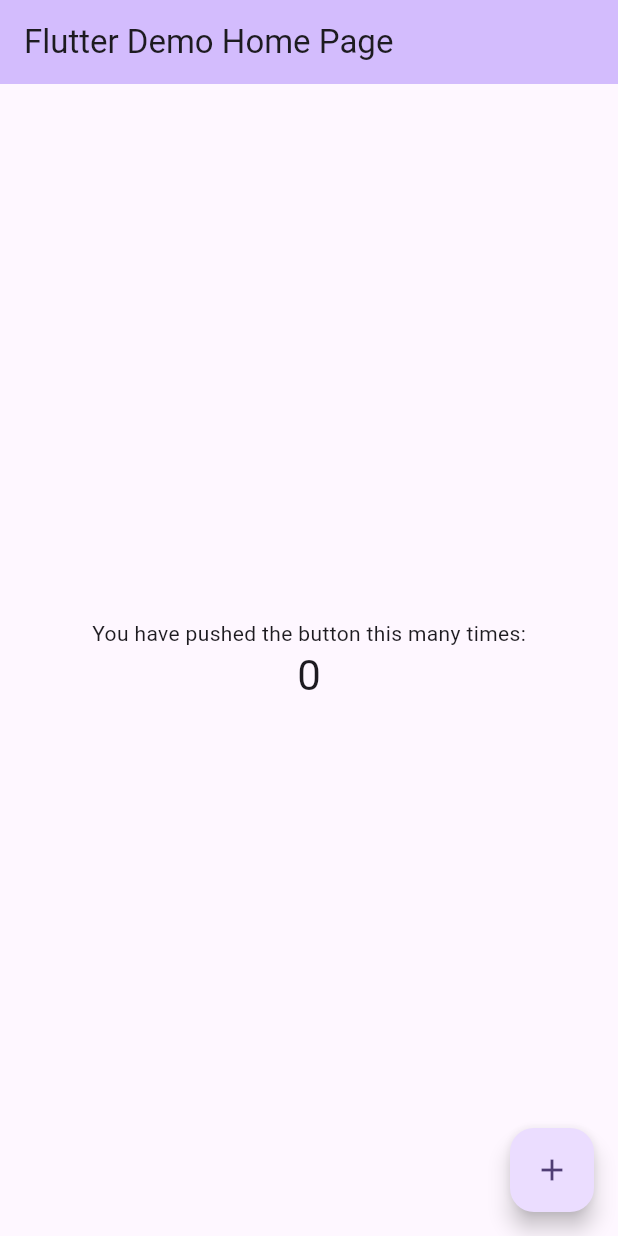
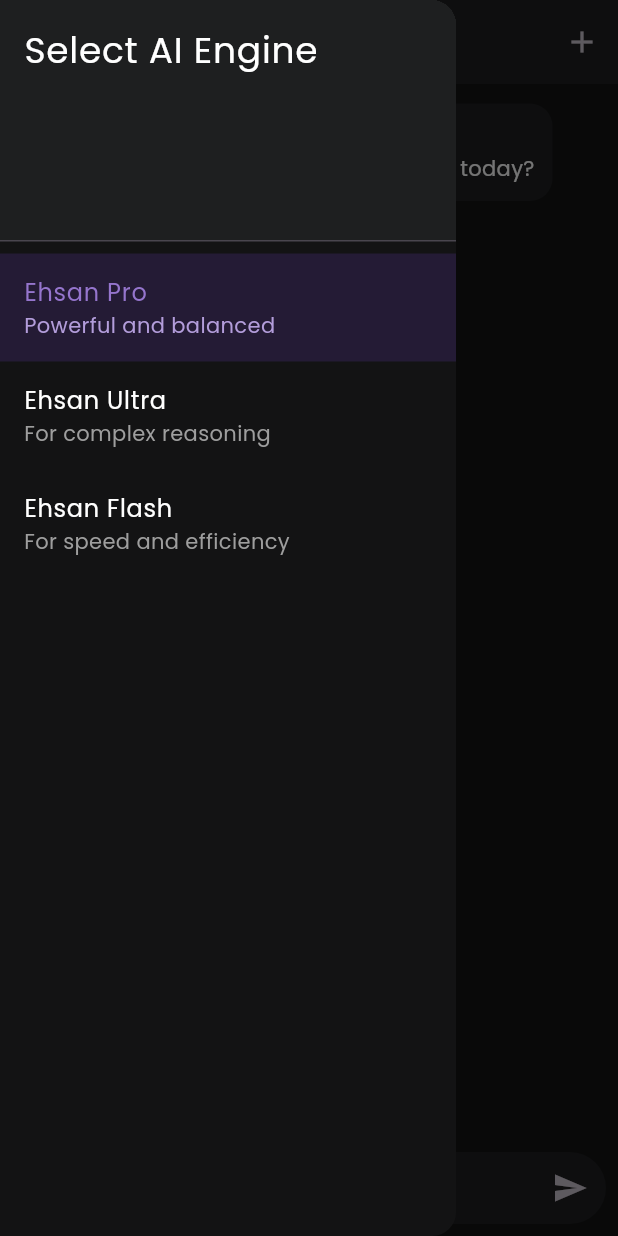
Before and after one commit to could-ai/019a4e48-b7b5-7029-8b6f-41b1ca46926a, a Flutter app: the screen it shows after launch, with the side drawer open (before the commit the screen has no drawer), on a phone screen of 412 x 824 dp. Run offline on Flutter 3.47's test engine with Material 3 defaults, Android fonts, the phone set to English and light mode, and no system bars; our stand-ins replace google_fonts.

Commit message:
I have updated the project name to "ehsan_ai" and added the "google_fonts" dependency to provide a modern and visually appealing text style, which is essential for creating a contemporary user interface.; I have created a comprehensive, modern chat interface for "Ehsan AI" that serves as the foundation of the application. This includes a dark theme, a responsive chat view, and an intuitive input area. I've also implemented a drawer for selecting different AI engines and ensured that all buttons provide user feedback, making the UI interactive and ready for future feature integration. This initial version replaces the default template with a user-centric design that aligns with the project's goals.; To ensure brand consistency across platforms, I have updated the web application's title and metadata to "Ehsan AI". This change aligns the web version with the overall project identity.; The project's README file has been updated to reflect the new application name, "Ehsan AI". This ensures that the project documentation is accurate and consistent with the application's identity.

```diff
--- a/usr/lib/main.dart
+++ b/usr/lib/main.dart
@@ -1,120 +1,264 @@
 import 'package:flutter/material.dart';
+import 'package:google_fonts/google_fonts.dart';
 
 void main() {
-  runApp(const MyApp());
+  runApp(const EhsanAiApp());
 }
 
-class MyApp extends StatelessWidget {
-  const MyApp({super.key});
+class EhsanAiApp extends StatelessWidget {
+  const EhsanAiApp({super.key});
 
-  // This widget is the root of your application.
   @override
   Widget build(BuildContext context) {
     return MaterialApp(
-      title: 'Flutter Demo',
+      title: 'Ehsan AI',
       debugShowCheckedModeBanner: false,
-      theme: ThemeData(
-        // This is the theme of your application.
-        //
-        // TRY THIS: Try running your application with "flutter run". You'll see
-        // the application has a purple toolbar. Then, without quitting the app,
-        // try changing the seedColor in the colorScheme below to Colors.green
-        // and then invoke "hot reload" (save your changes or press the "hot
-        // reload" button in a Flutter-supported IDE, or press "r" if you used
-        // the command line to start the app).
-        //
-        // Notice that the counter didn't reset back to zero; the application
-        // state is not lost during the reload. To reset the state, use hot
-        // restart instead.
-        //
-        // This works for code too, not just values: Most code changes can be
-        // tested with just a hot reload.
-        colorScheme: ColorScheme.fromSeed(seedColor: Colors.deepPurple),
+      theme: ThemeData.dark().copyWith(
+        scaffoldBackgroundColor: const Color(0xFF131314),
+        textTheme: GoogleFonts.poppinsTextTheme(ThemeData.dark().textTheme),
+        colorScheme: ColorScheme.fromSeed(
+          seedColor: Colors.deepPurple,
+          brightness: Brightness.dark,
+        ),
       ),
-      home: const MyHomePage(title: 'Flutter Demo Home Page'),
+      home: const ChatScreen(),
     );
   }
 }
 
-class MyHomePage extends StatefulWidget {
-  const MyHomePage({super.key, required this.title});
+class ChatMessage {
+  final String text;
+  final bool isUser;
+  final String engine;
 
-  // This widget is the home page of your application. It is stateful, meaning
-  // that it has a State object (defined below) that contains fields that affect
-  // how it looks.
+  ChatMessage({required this.text, required this.isUser, required this.engine});
+}
 
-  // This class is the configuration for the state. It holds the values (in this
-  // case the title) provided by the parent (in this case the App widget) and
-  // used by the build method of the State. Fields in a Widget subclass are
-  // always marked "final".
-
-  final String title;
+class ChatScreen extends StatefulWidget {
+  const ChatScreen({super.key});
 
   @override
-  State<MyHomePage> createState() => _MyHomePageState();
+  State<ChatScreen> createState() => _ChatScreenState();
 }
 
-class _MyHomePageState extends State<MyHomePage> {
-  int _counter = 0;
+class _ChatScreenState extends State<ChatScreen> {
+  final TextEditingController _controller = TextEditingController();
+  final List<ChatMessage> _messages = [
+    ChatMessage(
+        text: "Hello! I'm Ehsan AI. How can I help you today?",
+        isUser: false,
+        engine: 'Ehsan Pro'),
+  ];
+  String _selectedEngine = 'Ehsan Pro';
+  final ScrollController _scrollController = ScrollController();
 
-  void _incrementCounter() {
+  void _sendMessage() {
+    if (_controller.text.isEmpty) return;
+
     setState(() {
-      // This call to setState tells the Flutter framework that something has
-      // changed in this State, which causes it to rerun the build method below
-      // so that the display can reflect the updated values. If we changed
-      // _counter without calling setState(), then the build method would not be
-      // called again, and so nothing would appear to happen.
-      _counter++;
+      _messages.add(
+          ChatMessage(text: _controller.text, isUser: true, engine: _selectedEngine));
+      _messages.add(ChatMessage(
+          text: "This is a simulated response from $_selectedEngine.",
+          isUser: false,
+          engine: _selectedEngine));
     });
+
+    _controller.clear();
+    _scrollToBottom();
+  }
+
+  void _scrollToBottom() {
+    WidgetsBinding.instance.addPostFrameCallback((_) {
+      if (_scrollController.hasClients) {
+        _scrollController.animateTo(
+          _scrollController.position.maxScrollExtent,
+          duration: const Duration(milliseconds: 300),
+          curve: Curves.easeOut,
+        );
+      }
+    });
+  }
+
+  void _showFeatureNotImplemented() {
+    ScaffoldMessenger.of(context).showSnackBar(
+      const SnackBar(
+        content: Text("This feature is not yet implemented."),
+        duration: Duration(seconds: 2),
+      ),
+    );
   }
 
   @override
   Widget build(BuildContext context) {
-    // This method is rerun every time setState is called, for instance as done
-    // by the _incrementCounter method above.
-    //
-    // The Flutter framework has been optimized to make rerunning build methods
-    // fast, so that you can just rebuild anything that needs updating rather
-    // than having to individually change instances of widgets.
     return Scaffold(
       appBar: AppBar(
-        // TRY THIS: Try changing the color here to a specific color (to
-        // Colors.amber, perhaps?) and trigger a hot reload to see the AppBar
-        // change color while the other colors stay the same.
-        backgroundColor: Theme.of(context).colorScheme.inversePrimary,
-        // Here we take the value from the MyHomePage object that was created by
-        // the App.build method, and use it to set our appbar title.
-        title: Text(widget.title),
+        title: const Text('Ehsan AI'),
+        centerTitle: true,
+        backgroundColor: const Color(0xFF1e1f20),
+        actions: [
+          IconButton(
+            icon: const Icon(Icons.add),
+            onPressed: () {
+              setState(() {
+                _messages.clear();
+                _messages.add(
+                  ChatMessage(
+                    text: "Hello! I'm Ehsan AI. How can I help you today?",
+                    isUser: false,
+                    engine: _selectedEngine,
+                  ),
+                );
+              });
+            },
+            tooltip: 'New Chat',
+          ),
+        ],
       ),
-      body: Center(
-        // Center is a layout widget. It takes a single child and positions it
-        // in the middle of the parent.
-        child: Column(
-          // Column is also a layout widget. It takes a list of children and
-          // arranges them vertically. By default, it sizes itself to fit its
-          // children horizontally, and tries to be as tall as its parent.
-          //
-          // Column has various properties to control how it sizes itself and
-          // how it positions its children. Here we use mainAxisAlignment to
-          // center the children vertically; the main axis here is the vertical
-          // axis because Columns are vertical (the cross axis would be
-          // horizontal).
-          //
-          // TRY THIS: Invoke "debug painting" (choose the "Toggle Debug Paint"
-          // action in the IDE, or press "p" in the console), to see the
-          // wireframe for each widget.
-          mainAxisAlignment: MainAxisAlignment.center,
-          children: <Widget>[
-            const Text('You have pushed the button this many times:'),
-            Text('$_counter', style: Theme.of(context).textTheme.headlineMedium),
+      drawer: Drawer(
+        backgroundColor: const Color(0xFF131314),
+        child: ListView(
+          padding: EdgeInsets.zero,
+          children: [
+            const DrawerHeader(
+              decoration: BoxDecoration(
+                color: Color(0xFF1e1f20),
+              ),
+              child: Text(
+                'Select AI Engine',
+                style: TextStyle(
+                  color: Colors.white,
+                  fontSize: 24,
+                ),
+              ),
+            ),
+            _buildEngineTile('Ehsan Pro', 'Powerful and balanced'),
+            _buildEngineTile('Ehsan Ultra', 'For complex reasoning'),
+            _buildEngineTile('Ehsan Flash', 'For speed and efficiency'),
           ],
         ),
       ),
-      floatingActionButton: FloatingActionButton(
-        onPressed: _incrementCounter,
-        tooltip: 'Increment',
-        child: const Icon(Icons.add),
-      ), // This trailing comma makes auto-formatting nicer for build methods.
+      body: Column(
+        children: [
+          Expanded(
+            child: ListView.builder(
+              controller: _scrollController,
+              padding: const EdgeInsets.all(8.0),
+              itemCount: _messages.length,
+              itemBuilder: (context, index) {
+                final message = _messages[index];
+                return ChatMessageWidget(message: message);
+              },
+            ),
+          ),
+          _buildInputArea(),
+        ],
+      ),
+    );
+  }
+
+  Widget _buildEngineTile(String name, String description) {
+    bool isSelected = _selectedEngine == name;
+    return ListTile(
+      title: Text(name, style: TextStyle(color: isSelected ? Colors.deepPurple.shade300 : Colors.white)),
+      subtitle: Text(description, style: TextStyle(color: isSelected ? Colors.deepPurple.shade200 : Colors.grey)),
+      tileColor: isSelected ? Colors.deepPurple.withOpacity(0.2) : null,
+      onTap: () {
+        setState(() {
+          _selectedEngine = name;
+        });
+        Navigator.pop(context);
+        ScaffoldMessenger.of(context).showSnackBar(
+          SnackBar(
+            content: Text("$name engine selected."),
+            duration: const Duration(seconds: 2),
+          ),
+        );
+      },
+    );
+  }
+
+  Widget _buildInputArea() {
+    return Padding(
+      padding: const EdgeInsets.all(8.0),
+      child: Container(
+        decoration: BoxDecoration(
+          color: const Color(0xFF1e1f20),
+          borderRadius: BorderRadius.circular(30),
+        ),
+        child: Row(
+          children: [
+            IconButton(
+              icon: const Icon(Icons.image_outlined),
+              onPressed: _showFeatureNotImplemented,
+              tooltip: 'Image Analysis',
+            ),
+            IconButton(
+              icon: const Icon(Icons.mic_none_outlined),
+              onPressed: _showFeatureNotImplemented,
+              tooltip: 'Voice Input',
+            ),
+            Expanded(
+              child: TextField(
+                controller: _controller,
+                decoration: const InputDecoration.collapsed(
+                  hintText: 'Message Ehsan AI...',
+                ),
+                onSubmitted: (value) => _sendMessage(),
+              ),
+            ),
+            IconButton(
+              icon: const Icon(Icons.send),
+              onPressed: _sendMessage,
+              tooltip: 'Send Message',
+            ),
+          ],
+        ),
+      ),
     );
   }
 }
+
+class ChatMessageWidget extends StatelessWidget {
+  const ChatMessageWidget({super.key, required this.message});
+
+  final ChatMessage message;
+
+  @override
+  Widget build(BuildContext context) {
+    return Align(
+      alignment: message.isUser ? Alignment.centerRight : Alignment.centerLeft,
+      child: Container(
+        margin: const EdgeInsets.symmetric(vertical: 5, horizontal: 10),
+        padding: const EdgeInsets.all(12),
+        decoration: BoxDecoration(
+          color: message.isUser
+              ? Colors.deepPurple.shade400
+              : const Color(0xFF1e1f20),
+          borderRadius: BorderRadius.circular(15),
+        ),
+        child: Column(
+          crossAxisAlignment: CrossAxisAlignment.start,
+          children: [
+            if (!message.isUser)
+              Padding(
+                padding: const EdgeInsets.only(bottom: 4.0),
+                child: Text(
+                  message.engine,
+                  style: TextStyle(
+                    fontWeight: FontWeight.bold,
+                    color: Colors.deepPurple.shade200,
+                    fontSize: 12,
+                  ),
+                ),
+              ),
+            Text(
+              message.text,
+              style: const TextStyle(color: Colors.white),
+            ),
+          ],
+        ),
+      ),
+    );
+  }
+}
```
Also changed, not shown: usr/pubspec.yaml (+5 -73 lines), 2 other files.
